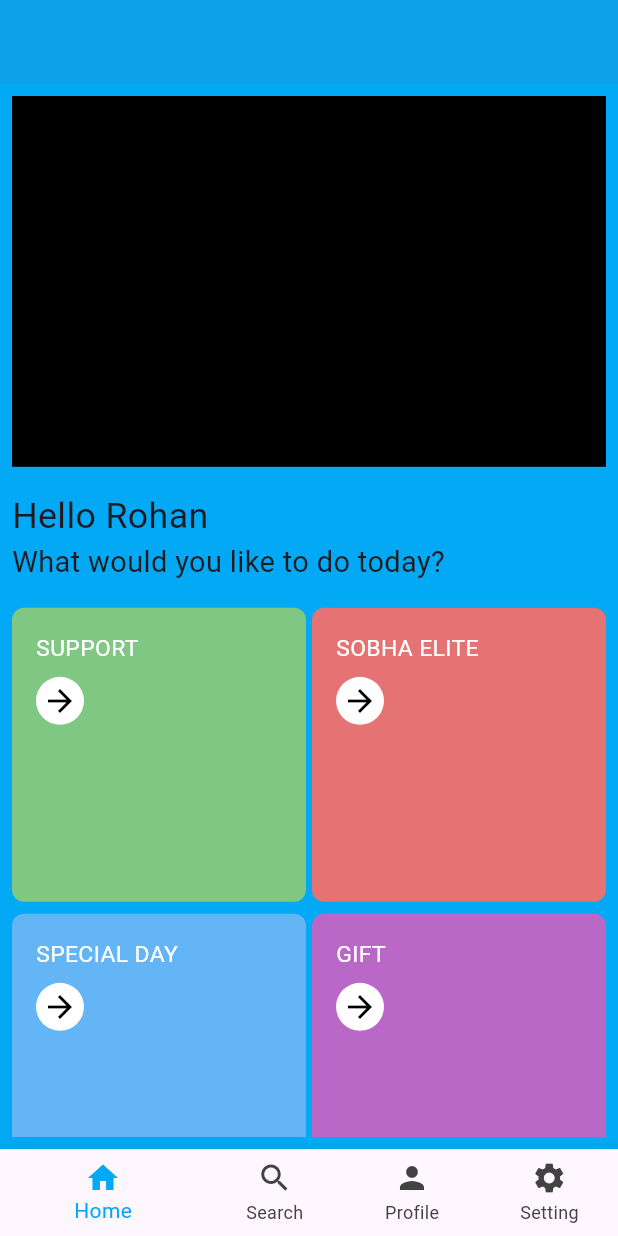
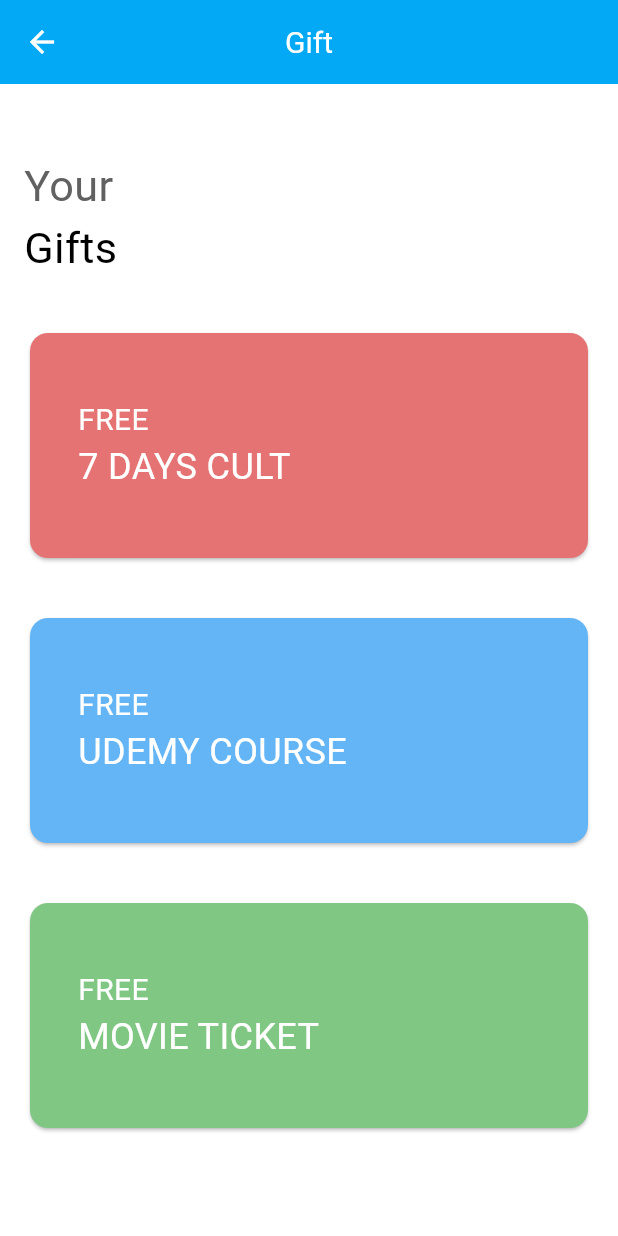
Before and after one commit to sanjayvramani/tbreeapp, a Flutter app: the DashboardPage screen opened directly, after a tap on "GIFT", on a phone screen of 412 x 824 dp. Run offline on Flutter 3.47's test engine with Material 3 defaults, Android fonts, the phone set to English and light mode, and no system bars; our stand-ins replace get_it, responsive_sizer.

Commit message:
Gift page design UI done

```diff
--- a/lib/features/dashboard/dashboard_page.dart
+++ b/lib/features/dashboard/dashboard_page.dart
@@ -2,6 +2,7 @@
 import 'package:responsive_sizer/responsive_sizer.dart';
 import 'package:tbreeapp/features/contact_us/contact_us_page.dart';
 import 'package:tbreeapp/features/elite_program/elite_program_widget.dart';
+import 'package:tbreeapp/features/gifts/gifts_page.dart';
 import 'package:tbreeapp/features/setting_page/setting_page.dart';
 import 'package:tbreeapp/features/support_page/support_page.dart';
 import 'package:tbreeapp/services/navigator_service.dart';
@@ -77,6 +78,11 @@
                       {
                         locator<NavigatorService>().navigatePush(widget: const EliteProgramPage());
                       }
+                      else if(index==3)
+                      {
+                        locator<NavigatorService>().navigatePush(widget: const GiftsPage());
+                      }
+
                     },
                     child: SizedBox(
                     height: 100,
--- /dev/null
+++ b/lib/features/gifts/gifts_page.dart
@@ -0,0 +1,65 @@
+import 'package:flutter/material.dart';
+import 'package:responsive_sizer/responsive_sizer.dart';
+import 'package:tbreeapp/features/gifts/widget/gift_widget.dart';
+
+import 'model/gift_model.dart';
+
+class GiftsPage extends StatefulWidget {
+  const GiftsPage({super.key});
+
+  @override
+  State<GiftsPage> createState() => _GiftsPageState();
+}
+
+class _GiftsPageState extends State<GiftsPage> {
+
+  final List<GiftModel> lstModel = [];
+
+  @override
+  void initState() {
+    super.initState();
+
+    lstModel.add(GiftModel(title: '7 DAYS CULT',
+     subtitle: 'FREE',
+     backgroundColor: Colors.red.shade300));
+
+     lstModel.add(GiftModel(title: 'UDEMY COURSE',
+     subtitle: 'FREE',
+     backgroundColor: Colors.blue.shade300));
+
+     lstModel.add(GiftModel(title: 'MOVIE TICKET',
+     subtitle: 'FREE',
+     backgroundColor: Colors.green.shade300));
+  }
+
+  @override
+  Widget build(BuildContext context) {
+    return Scaffold(
+      backgroundColor: Colors.white,
+      appBar: AppBar(
+        title: const Text('Gift'),
+      ),
+      body: Padding(padding: const EdgeInsets.all(16.0),
+      child: SingleChildScrollView(
+
+        child: Column(
+          crossAxisAlignment: CrossAxisAlignment.start,
+          children: [
+            const SizedBox(height: 32.0,),
+            Text('Your',style: TextStyle(fontSize: 22.sp,color: Colors.grey.shade700),),
+            Text('Gifts',style: TextStyle(fontSize: 22.sp,color: Colors.black),),
+            const SizedBox(height: 32.0,),
+            ListView.builder(
+                itemCount: lstModel.length,
+                 physics: const NeverScrollableScrollPhysics(),
+  shrinkWrap: true,
+  scrollDirection: Axis.vertical,
+                itemBuilder: (_,index){
+                  return GiftWidget(model: lstModel[index]);
+                })
+          ],
+        ),
+      ),),
+    );
+  }
+}
--- /dev/null
+++ b/lib/features/gifts/model/gift_model.dart
@@ -0,0 +1,10 @@
+import 'package:flutter/material.dart';
+
+class GiftModel
+{
+  final String title;
+  final String subtitle;
+  final Color backgroundColor;
+
+  GiftModel({required this.title, required this.subtitle, required this.backgroundColor});
+}
--- /dev/null
+++ b/lib/features/gifts/widget/gift_widget.dart
@@ -0,0 +1,43 @@
+import 'package:flutter/material.dart';
+import 'package:tbreeapp/features/gifts/model/gift_model.dart';
+
+class GiftWidget extends StatelessWidget {
+  final GiftModel model;
+  const GiftWidget({super.key, required this.model});
+
+  @override
+  Widget build(BuildContext context) {
+    return Padding(
+      padding: const EdgeInsets.only(bottom:  32.0),
+      child: Card(
+        color: model.backgroundColor,
+        child: SizedBox(
+          height: 150.0,
+          child: Stack(
+            children: [
+              Align(
+                alignment: Alignment.centerLeft,
+                child: Padding(padding: const EdgeInsets.only(left: 32.0),
+                child: Column(
+                  mainAxisSize: MainAxisSize.min,
+                  crossAxisAlignment: CrossAxisAlignment.start,
+                  children: [
+                    Text(model.subtitle,style: const TextStyle(
+                      fontSize: 20.0,
+                      color: Colors.white
+                    ),),
+                    Text(model.title,style: const TextStyle(
+                      fontSize: 24.0,
+                      color: Colors.white,
+                      fontWeight: FontWeight.w400
+                    ))
+                  ],
+                ),),
+              )
+            ],
+          ),
+        ),
+      ),
+    );
+  }
+}
--- a/lib/features/myapp/my_app.dart
+++ b/lib/features/myapp/my_app.dart
@@ -4,6 +4,7 @@
 import 'package:flutter/widgets.dart';
 import 'package:responsive_sizer/responsive_sizer.dart';
 import 'package:tbreeapp/features/dashboard/dashboard_page.dart';
+import 'package:tbreeapp/features/gifts/gifts_page.dart';
 import '../../services/locator_service.dart';
 import '../../services/navigator_service.dart';
 import '../homepage/home_page.dart';
@@ -53,8 +54,8 @@
       ),
       debugShowCheckedModeBanner: false,
 
-      //home: const DashboardPage(),
-      home: const MyHomePage(title: 'Flutter Demo Home Page'),
+      home: const GiftsPage(),
+      //home: const MyHomePage(title: 'Flutter Demo Home Page'),
       navigatorKey: locator<NavigatorService>().navigatorKey,
     );
     });
```
